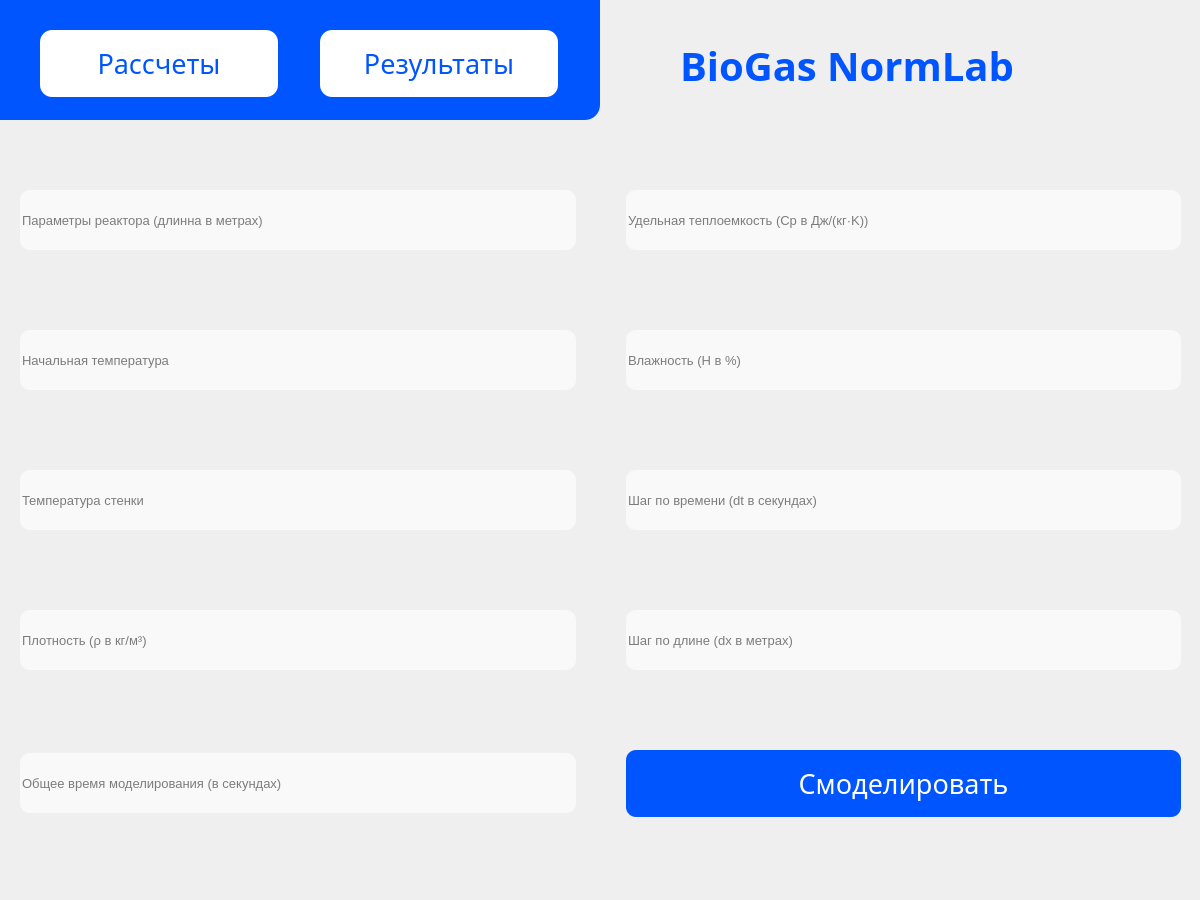
This is ui/main.ui in SuperUserName1/BioGas-NormLab as Qt 5 draws it before an edit. The edited form follows.
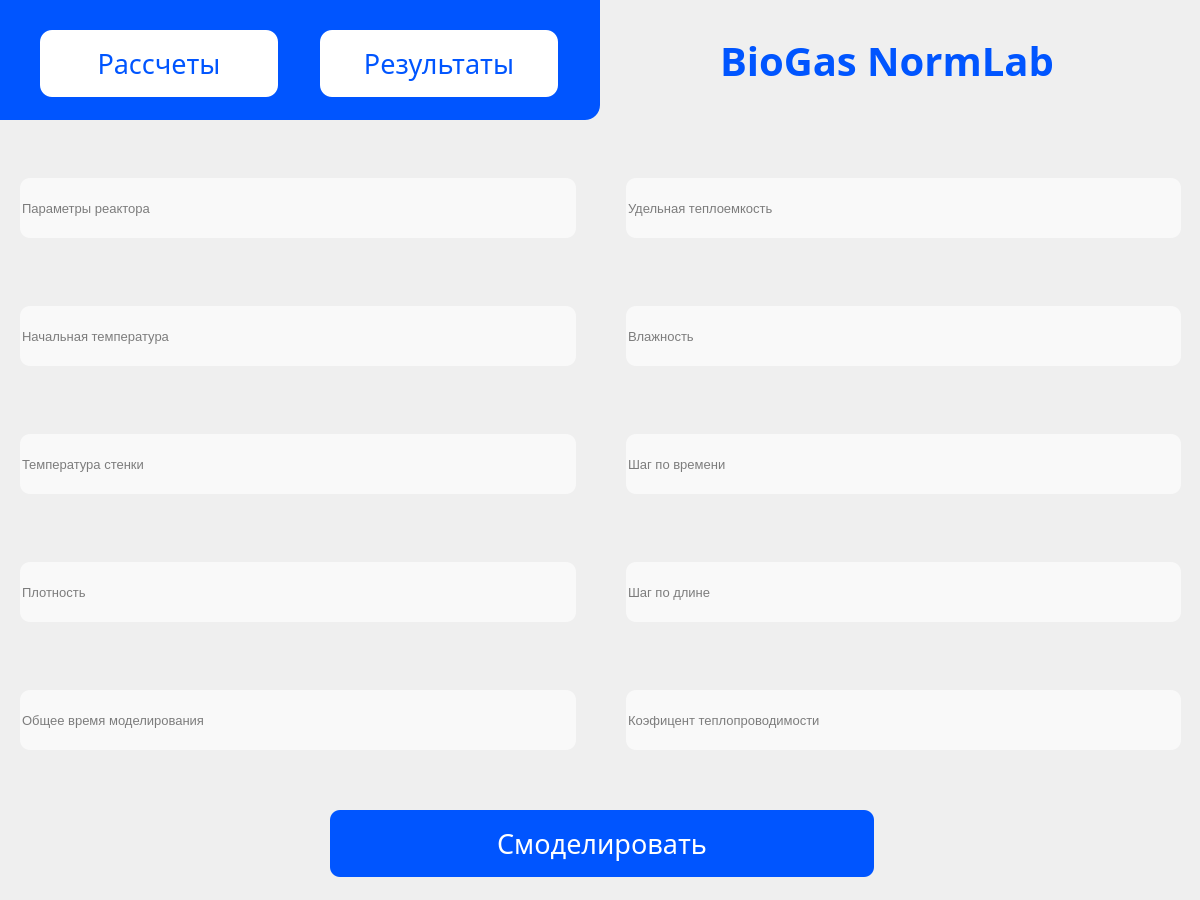
This is the edited form. The open tabs and pages were chosen to show the change.

Commit message: add requirements list libary, modify colculations, add new line edit for temperature

What changed in the file:
```diff
--- a/ui/main.ui
+++ b/ui/main.ui
@@ -48,7 +48,7 @@
         <x>20</x>
         <y>120</y>
         <width>1161</width>
-        <height>771</height>
+        <height>691</height>
        </rect>
       </property>
       <layout class="QGridLayout" name="grid_layout_line_text" rowstretch="0,0,0,0,0" columnstretch="0,0">
@@ -77,7 +77,7 @@
 border-radius: 10px;      </string>
          </property>
          <property name="placeholderText">
-          <string>Шаг по длине (dx в метрах)</string>
+          <string>Шаг по длине </string>
          </property>
         </widget>
        </item>
@@ -129,7 +129,7 @@
 border-radius: 10px;      </string>
          </property>
          <property name="placeholderText">
-          <string>Параметры реактора (длинна в метрах)</string>
+          <string>Параметры реактора</string>
          </property>
         </widget>
        </item>
@@ -175,7 +175,7 @@
 border-radius: 10px;      </string>
          </property>
          <property name="placeholderText">
-          <string>Шаг по времени (dt в секундах)</string>
+          <string>Шаг по времени</string>
          </property>
         </widget>
        </item>
@@ -198,7 +198,7 @@
 border-radius: 10px;      </string>
          </property>
          <property name="placeholderText">
-          <string>Плотность (ρ в кг/м³)</string>
+          <string>Плотность</string>
          </property>
         </widget>
        </item>
@@ -221,7 +221,7 @@
 border-radius: 10px;      </string>
          </property>
          <property name="placeholderText">
-          <string>Удельная теплоемкость (Cp в Дж/(кг·K))</string>
+          <string>Удельная теплоемкость</string>
          </property>
         </widget>
        </item>
@@ -244,7 +244,7 @@
 border-radius: 10px;      </string>
          </property>
          <property name="placeholderText">
-          <string>Влажность (H в %)</string>
+          <string>Влажность </string>
          </property>
         </widget>
        </item>
@@ -267,44 +267,30 @@
 border-radius: 10px;      </string>
          </property>
          <property name="placeholderText">
-          <string>Общее время моделирования (в секундах)</string>
+          <string>Общее время моделирования </string>
          </property>
         </widget>
        </item>
        <item row="4" column="1">
-        <widget class="QPushButton" name="push_button_simulate">
-         <property name="enabled">
-          <bool>true</bool>
+        <widget class="QLineEdit" name="line_edit_thermal_conductivity">
+         <property name="minimumSize">
+          <size>
+           <width>480</width>
+           <height>60</height>
+          </size>
          </property>
          <property name="font">
           <font>
-           <family>Agency FB</family>
-           <pointsize>20</pointsize>
-           <weight>50</weight>
-           <bold>false</bold>
+           <pointsize>10</pointsize>
           </font>
          </property>
          <property name="styleSheet">
-          <string notr="true">
-QPushButton {
-	background-color: #0055ff;
-	width: 238px;
-	height: 67px;
-	border-radius: 10px;
-	color: #ffffff;
-}
-	QPushButton:hover {
-        background-color: #0049de;
-        transform: scale(1.05);
-    }
-    
-    QPushButton:pressed {
-        background-color: #0044cc;
-        transform: scale(0.95);
-    }</string>
+          <string notr="true">background-color: #f9f9f9;
+width: 500;
+border-radius: 10px;      </string>
          </property>
-         <property name="text">
-          <string>Смоделировать</string>
+         <property name="placeholderText">
+          <string>Коэфицент теплопроводимости</string>
          </property>
         </widget>
        </item>
@@ -417,10 +403,10 @@
      <widget class="QLabel" name="label_9">
       <property name="geometry">
        <rect>
-        <x>680</x>
+        <x>720</x>
         <y>30</y>
-        <width>471</width>
-        <height>71</height>
+        <width>391</width>
+        <height>61</height>
        </rect>
       </property>
       <property name="font">
@@ -451,6 +437,49 @@
        <string/>
       </property>
      </widget>
+     <widget class="QPushButton" name="push_button_simulate">
+      <property name="enabled">
+       <bool>true</bool>
+      </property>
+      <property name="geometry">
+       <rect>
+        <x>330</x>
+        <y>810</y>
+        <width>544</width>
+        <height>67</height>
+       </rect>
+      </property>
+      <property name="font">
+       <font>
+        <family>Agency FB</family>
+        <pointsize>20</pointsize>
+        <weight>50</weight>
+        <bold>false</bold>
+       </font>
+      </property>
+      <property name="styleSheet">
+       <string notr="true">
+QPushButton {
+	background-color: #0055ff;
+	width: 238px;
+	height: 67px;
+	border-radius: 10px;
+	color: #ffffff;
+}
+	QPushButton:hover {
+        background-color: #0049de;
+        transform: scale(1.05);
+    }
+    
+    QPushButton:pressed {
+        background-color: #0044cc;
+        transform: scale(0.95);
+    }</string>
+      </property>
+      <property name="text">
+       <string>Смоделировать</string>
+      </property>
+     </widget>
     </widget>
     <widget class="QWidget" name="results">
      <widget class="QFrame" name="frame_3">
```
Left out of the diff: 2 changed lines with no effect on the pictures. The commit also changes 6 other files.
